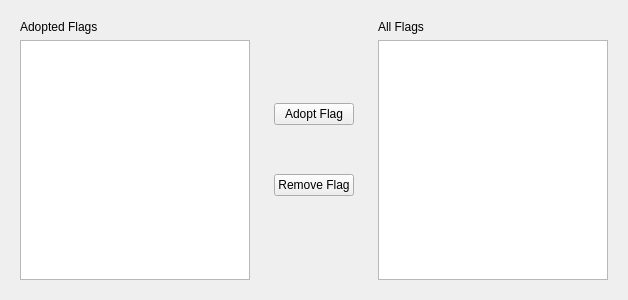
Above: gui/flag_selector.ui from JamesAIzzard/codiet before the change. Below: the same form after it.
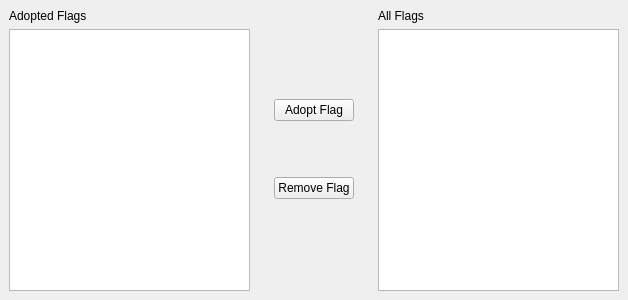
That is the form after the change.

Commit message: Updates ingredient editor vw to init flag vw.

```diff
--- a/gui/flag_selector.ui
+++ b/gui/flag_selector.ui
@@ -14,6 +14,18 @@
    <string>Form</string>
   </property>
   <layout class="QHBoxLayout" name="horizontalLayout">
+   <property name="leftMargin">
+    <number>0</number>
+   </property>
+   <property name="topMargin">
+    <number>0</number>
+   </property>
+   <property name="rightMargin">
+    <number>0</number>
+   </property>
+   <property name="bottomMargin">
+    <number>0</number>
+   </property>
    <item>
     <widget class="QWidget" name="widget_2" native="true">
      <layout class="QVBoxLayout" name="verticalLayout_3">
```
The commit also changes 3 other files.
